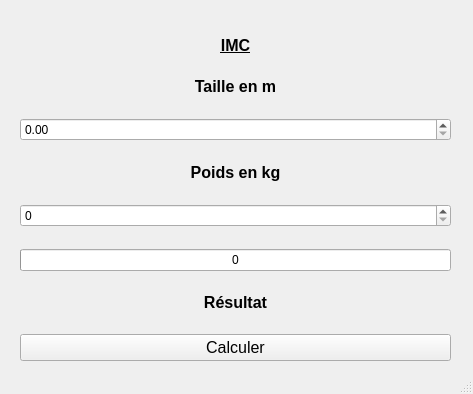
This is bmi-calculator/mainwindow.ui in ChrisBradford2/BMI-Calculator as Qt 5 draws it before an edit. The edited form follows.
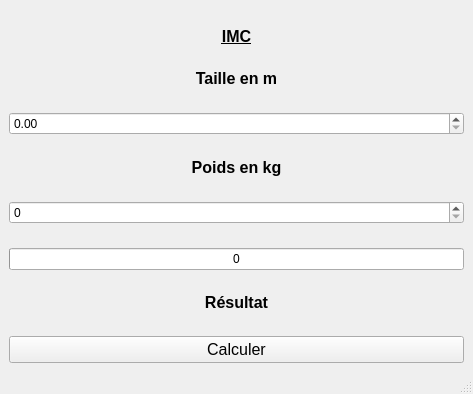
This is the edited form.

Commit message: update : gui layout vertically

Diff of the .ui file:
```diff
--- a/bmi-calculator/mainwindow.ui
+++ b/bmi-calculator/mainwindow.ui
@@ -10,31 +10,12 @@
     <height>394</height>
    </rect>
   </property>
-  <property name="minimumSize">
-   <size>
-    <width>473</width>
-    <height>394</height>
-   </size>
-  </property>
-  <property name="maximumSize">
-   <size>
-    <width>473</width>
-    <height>394</height>
-   </size>
-  </property>
   <property name="windowTitle">
    <string>BMI Calculator</string>
   </property>
   <widget class="QWidget" name="centralwidget">
-   <widget class="QWidget" name="layoutWidget">
-    <property name="geometry">
-     <rect>
-      <x>20</x>
-      <y>20</y>
-      <width>431</width>
-      <height>341</height>
-     </rect>
-    </property>
+   <layout class="QVBoxLayout" name="verticalLayout_2">
+    <item>
     <layout class="QVBoxLayout" name="verticalLayout">
      <item>
       <spacer name="verticalSpacer">
@@ -260,7 +241,8 @@
       </widget>
      </item>
     </layout>
-   </widget>
+    </item>
+   </layout>
   </widget>
   <widget class="QStatusBar" name="statusbar"/>
  </widget>
```
Lines whose indentation alone changed are shown as unchanged.
